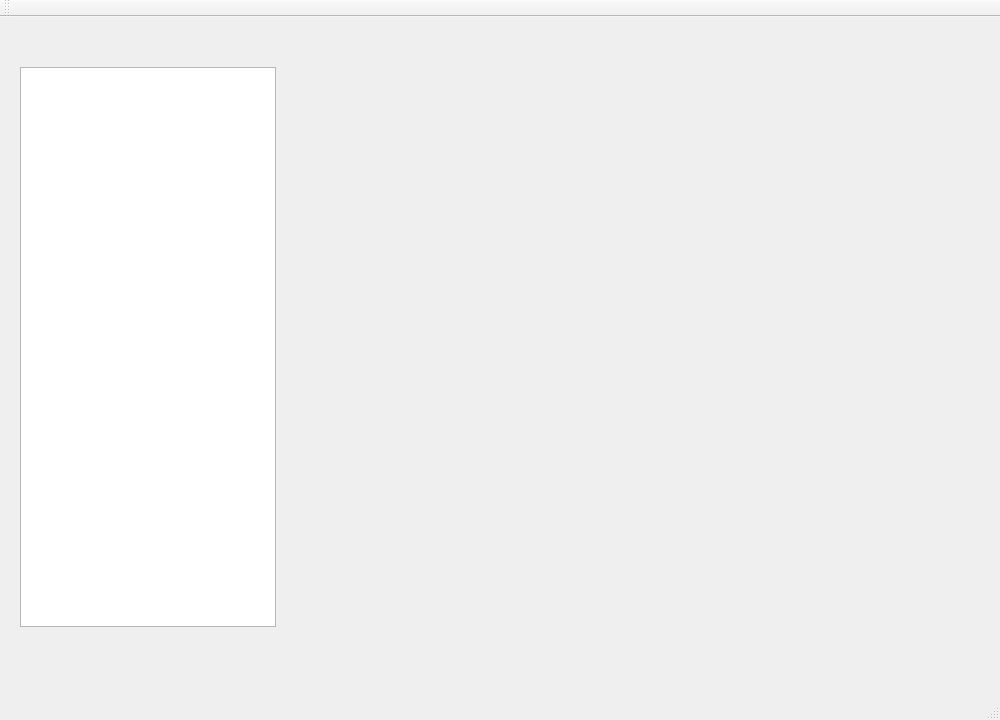
Old version of the form mainwindow.ui in the repository maxxporoshin/LOLScale.
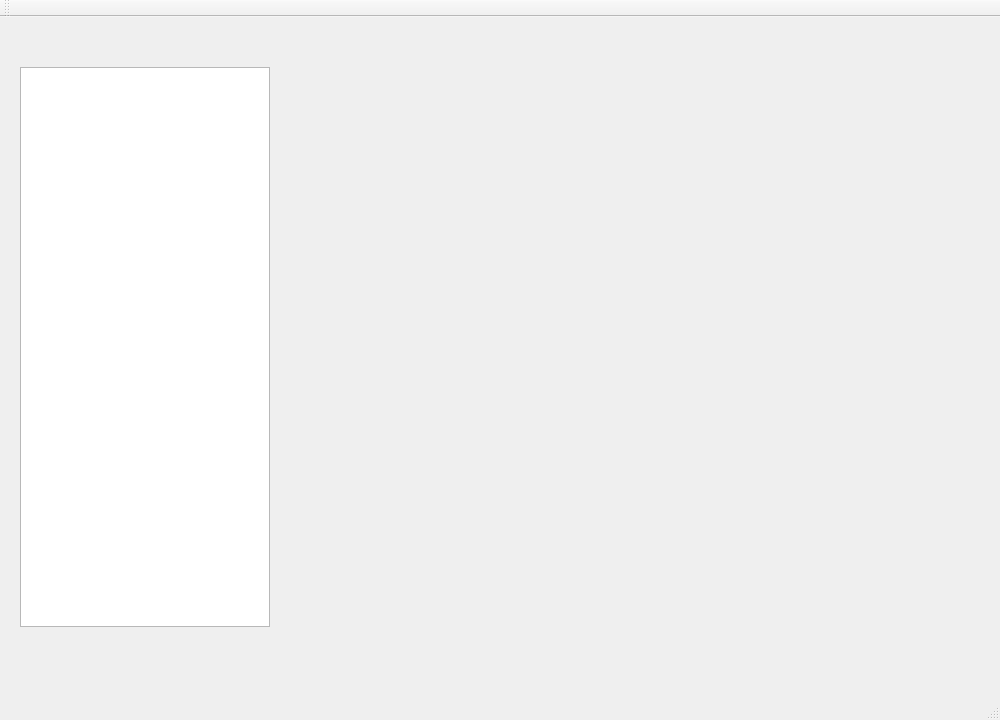
New version of the form.

Commit message: little useless changes, a little bit new design

```diff
--- a/mainwindow.ui
+++ b/mainwindow.ui
@@ -43,7 +43,7 @@
      <rect>
       <x>20</x>
       <y>50</y>
-      <width>256</width>
+      <width>250</width>
       <height>560</height>
      </rect>
     </property>
@@ -63,7 +63,7 @@
    <widget class="QLabel" name="labelLoad">
     <property name="geometry">
      <rect>
-      <x>290</x>
+      <x>670</x>
       <y>50</y>
       <width>308</width>
       <height>560</height>
@@ -76,7 +76,7 @@
    <widget class="QLabel" name="labelName">
     <property name="geometry">
      <rect>
-      <x>650</x>
+      <x>320</x>
       <y>50</y>
       <width>301</width>
       <height>51</height>
```
Left out of the diff: 2 changed lines with no effect on the pictures. The commit also changes 3 other files.
